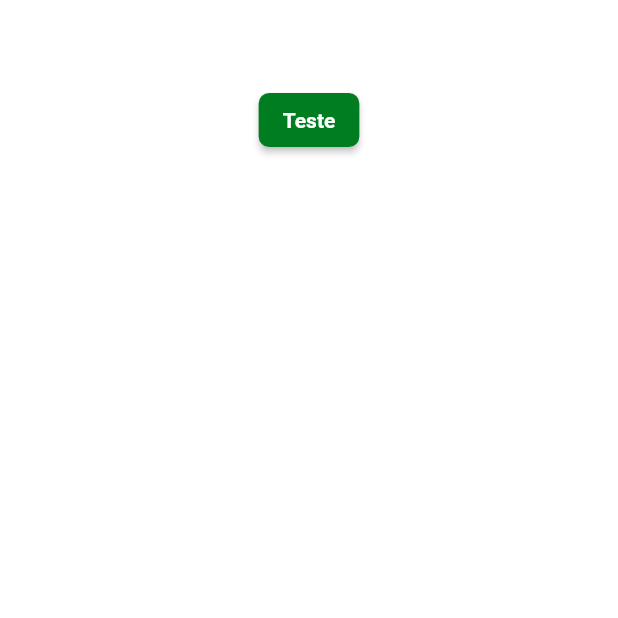
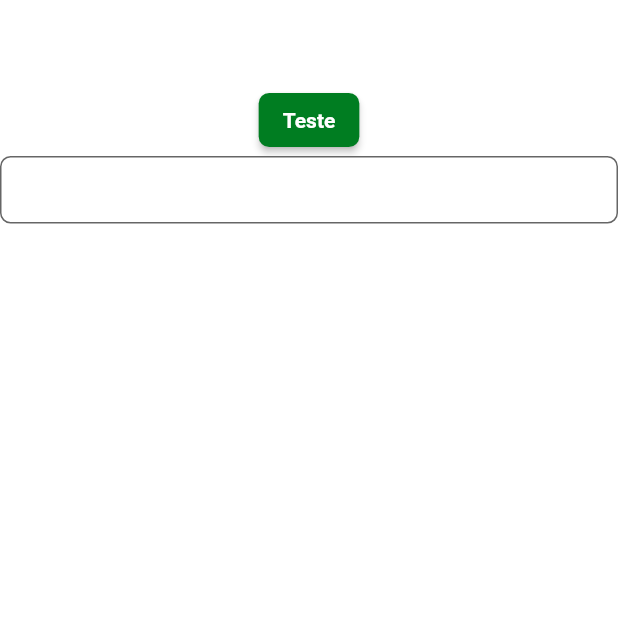
Before and after one commit to Rod634/food_delivery_app, a Flutter app: the screen it shows after launch, on a phone screen of 412 x 824 dp, the top half of it. Run offline on Flutter 3.47's test engine with Material 2 defaults, Android fonts, the phone set to English and light mode, and no system bars; Roboto replaces fonts that are missing (mplus1).

```diff
--- a/lib/app/pages/splash/splash_page.dart
+++ b/lib/app/pages/splash/splash_page.dart
@@ -29,6 +29,16 @@ class SplashPage extends StatelessWidget {
         elevatedButtonTheme: ElevatedButtonThemeData(
           style: AppStyles.instance.primaryButtom,
         ),
+        inputDecorationTheme: InputDecorationTheme(
+          fillColor: Colors.white,
+          filled: true,
+          isDense: true,
+          contentPadding: const EdgeInsets.all(13),
+          border: OutlineInputBorder(
+            borderRadius: BorderRadius.circular(7),
+            borderSide: BorderSide(color: Colors.grey[400]!),
+          ),
+        ),
       ),
       child: Scaffold(
         appBar: AppBar(
@@ -39,7 +49,8 @@ class SplashPage extends StatelessWidget {
           ElevatedButton(
             onPressed: () {},
             child: const Text('Teste'),
-          )
+          ),
+          TextFormField()
         ]),
       ),
     );
```
